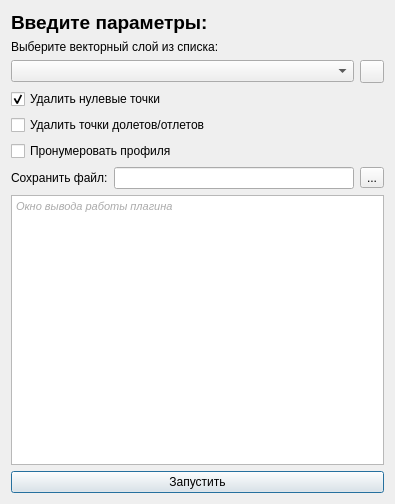
Above: bpla_plugin_flights_dialog_base.ui from vedmitt/Argest before the change. Below: the same form after it.
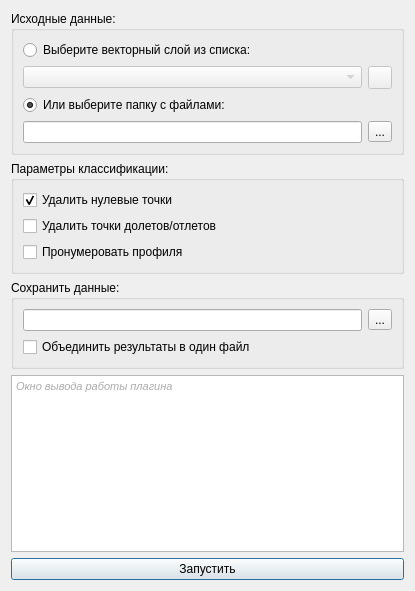
That is the form after the change. Icons and pictures are not drawn.

Commit message: feat: completely new interface

The edit to the form file:
```diff
--- a/bpla_plugin_flights_dialog_base.ui
+++ b/bpla_plugin_flights_dialog_base.ui
@@ -6,30 +6,25 @@
    <rect>
     <x>0</x>
     <y>0</y>
-    <width>395</width>
-    <height>504</height>
+    <width>415</width>
+    <height>591</height>
    </rect>
   </property>
   <property name="windowTitle">
    <string>bpla_plugin_flights</string>
   </property>
+  <layout class="QVBoxLayout" name="verticalLayout_4">
+   <item>
+    <widget class="QGroupBox" name="groupBox">
+     <property name="title">
+      <string>Исходные данные:</string>
+     </property>
   <layout class="QVBoxLayout" name="verticalLayout">
    <item>
-    <widget class="QLabel" name="label_3">
-     <property name="font">
-      <font>
-       <pointsize>14</pointsize>
-       <weight>75</weight>
-       <bold>true</bold>
-      </font>
-     </property>
-     <property name="text">
-      <string>Введите параметры: </string>
-     </property>
-    </widget>
-   </item>
-   <item>
-    <widget class="QLabel" name="label_2">
+       <widget class="QRadioButton" name="radioButton_cb">
+        <property name="enabled">
+         <bool>true</bool>
+        </property>
      <property name="text">
       <string>Выберите векторный слой из списка:</string>
      </property>
@@ -38,10 +33,17 @@
    <item>
     <layout class="QHBoxLayout" name="horizontalLayout_2">
      <item>
-      <widget class="QComboBox" name="comboBox"/>
+         <widget class="QComboBox" name="comboBox">
+          <property name="enabled">
+           <bool>false</bool>
+          </property>
+         </widget>
      </item>
      <item>
       <widget class="QToolButton" name="toolButton_cbreload">
+          <property name="enabled">
+           <bool>false</bool>
+          </property>
        <property name="text">
         <string/>
        </property>
@@ -54,6 +56,39 @@
     </layout>
    </item>
    <item>
+       <widget class="QRadioButton" name="radioButton_folder">
+        <property name="text">
+         <string>Или выберите папку с файлами:</string>
+        </property>
+        <property name="checked">
+         <bool>true</bool>
+        </property>
+       </widget>
+      </item>
+      <item>
+       <layout class="QHBoxLayout" name="horizontalLayout_3">
+        <item>
+         <widget class="QLineEdit" name="lineEdit_folder"/>
+        </item>
+        <item>
+         <widget class="QToolButton" name="toolButton_folder">
+          <property name="text">
+           <string>...</string>
+          </property>
+         </widget>
+        </item>
+       </layout>
+      </item>
+     </layout>
+    </widget>
+   </item>
+   <item>
+    <widget class="QGroupBox" name="groupBox_2">
+     <property name="title">
+      <string>Параметры классификации:</string>
+     </property>
+     <layout class="QVBoxLayout" name="verticalLayout_2">
+      <item>
     <widget class="QCheckBox" name="checkBox">
      <property name="text">
       <string>Удалить нулевые точки</string>
@@ -77,15 +112,17 @@
      </property>
     </widget>
    </item>
+     </layout>
+    </widget>
+   </item>
+   <item>
+    <widget class="QGroupBox" name="groupBox_3">
+     <property name="title">
+      <string>Сохранить данные:</string>
+     </property>
+     <layout class="QVBoxLayout" name="verticalLayout_3">
    <item>
     <layout class="QHBoxLayout" name="horizontalLayout">
-     <item>
-      <widget class="QLabel" name="label">
-       <property name="text">
-        <string>Сохранить файл:</string>
-       </property>
-      </widget>
-     </item>
      <item>
       <widget class="QLineEdit" name="lineEdit"/>
      </item>
@@ -99,6 +136,16 @@
     </layout>
    </item>
    <item>
+       <widget class="QCheckBox" name="checkBox_join_files">
+        <property name="text">
+         <string>Объединить результаты в один файл</string>
+        </property>
+       </widget>
+      </item>
+     </layout>
+    </widget>
+   </item>
+   <item>
     <widget class="QTextEdit" name="textEdit">
      <property name="enabled">
       <bool>true</bool>
@@ -110,8 +157,8 @@
       <string>&lt;!DOCTYPE HTML PUBLIC &quot;-//W3C//DTD HTML 4.0//EN&quot; &quot;http://www.w3.org/TR/REC-html40/strict.dtd&quot;&gt;
 &lt;html&gt;&lt;head&gt;&lt;meta name=&quot;qrichtext&quot; content=&quot;1&quot; /&gt;&lt;style type=&quot;text/css&quot;&gt;
 p, li { white-space: pre-wrap; }
-&lt;/style&gt;&lt;/head&gt;&lt;body style=&quot; font-family:'MS Shell Dlg 2'; font-size:8.25pt; font-weight:400; font-style:normal;&quot;&gt;
-&lt;p style=&quot; margin-top:0px; margin-bottom:0px; margin-left:0px; margin-right:0px; -qt-block-indent:0; text-indent:0px;&quot;&gt;&lt;span style=&quot; font-style:italic; color:#aaaaaa;&quot;&gt;Окно вывода работы плагина&lt;/span&gt;&lt;/p&gt;&lt;/body&gt;&lt;/html&gt;</string>
+&lt;/style&gt;&lt;/head&gt;&lt;body style=&quot; font-family:'.AppleSystemUIFont'; font-size:13pt; font-weight:400; font-style:normal;&quot;&gt;
+&lt;p style=&quot; margin-top:0px; margin-bottom:0px; margin-left:0px; margin-right:0px; -qt-block-indent:0; text-indent:0px;&quot;&gt;&lt;span style=&quot; font-family:'MS Shell Dlg 2'; font-size:8.25pt; font-style:italic; color:#aaaaaa;&quot;&gt;Окно вывода работы плагина&lt;/span&gt;&lt;/p&gt;&lt;/body&gt;&lt;/html&gt;</string>
      </property>
      <property name="acceptRichText">
       <bool>false</bool>
```
Lines whose indentation alone changed are shown as unchanged. The commit also changes 4 other files.
